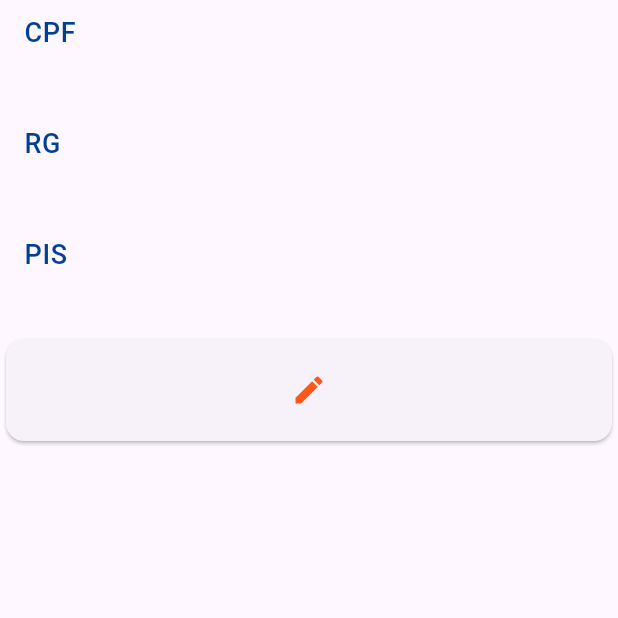
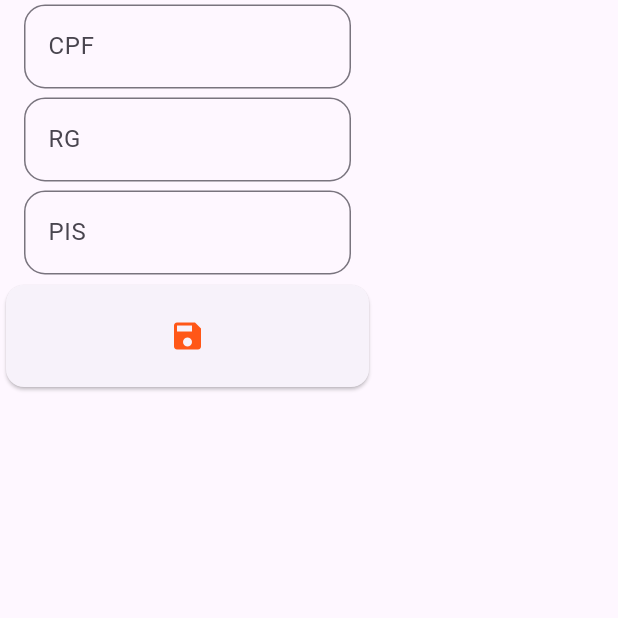
Before and after one commit to One-Tech-Devs/ID_frontend, a Flutter app: the DataVaultDocsData screen opened directly, after a tap on the "edit" icon, on a phone screen of 412 x 824 dp, the top half of it. Run offline on Flutter 3.47's test engine with Material 2 defaults, Android fonts, the phone set to English and light mode, and no system bars; our stand-ins replace firebase_core, local_auth, rxdart, sqflite; missing offline and left inert: bloc_provider, local_auth_android, local_auth_ios; accounts and stored records are empty.

Commit message:
correcao no botao de editar/salvar os dados

```diff
--- a/one_tech_id_frontend/lib/shared/widgets/data_vault/insert_list_widget/insert_docs_data.dart
+++ b/one_tech_id_frontend/lib/shared/widgets/data_vault/insert_list_widget/insert_docs_data.dart
@@ -76,7 +76,8 @@ class _DocsInsertDataState extends State<DocsInsertData> {
           Card(
               child: SizedBox(
             height: 68,
-                child: IconButton(
+            child: onEdit
+                ? IconButton(
                     onPressed: () async {
                       if (formKey.currentState!.validate()) {
                         widget.userModel.cpf = cpfController.text;
@@ -92,10 +93,20 @@ class _DocsInsertDataState extends State<DocsInsertData> {
                         onEdit = !onEdit;
                       }
                     },
-                  icon: Icon(onEdit ? Icons.save : Icons.edit,
-                      color: iconSelectedColor),
+                    icon: Icon(Icons.save, color: iconSelectedColor),
+                  )
+                : IconButton(
+                    onPressed: () {
+                      setState(() {
+                        widget.onChange();
+                        onEdit = !onEdit;
+                      });
+                    },
+                    icon: Icon(
+                      Icons.edit,
+                      color: iconSelectedColor,
                     )),
-          )
+          ))
         ]),
       ),
     );
```
Also changed, not shown: one_tech_id_frontend/lib/shared/widgets/data_vault/insert_list_widget/insert_address_data.dart (+18 -4 lines), one_tech_id_frontend/lib/shared/widgets/data_vault/insert_list_widget/insert_basic_data.dart (+22 -9 lines), one_tech_id_frontend/lib/shared/widgets/login/bottom_sheet_login.dart (+3 -4 lines). Lines whose indentation alone changed are shown as unchanged.
